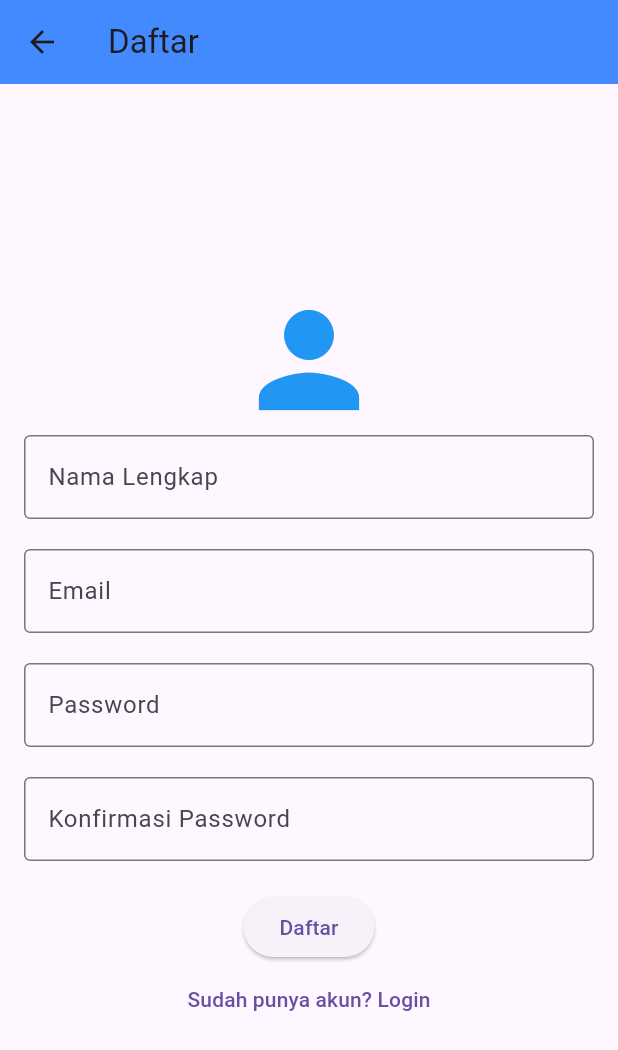
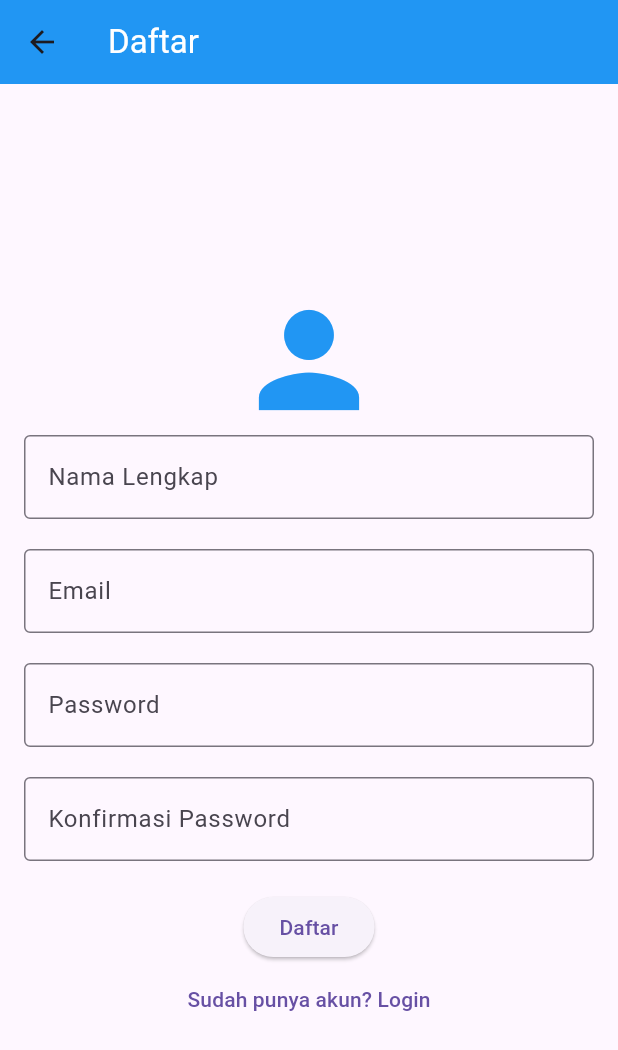
Before and after one commit to putrafir/flutter_kuliah_login_register, a Flutter app: the screen it shows after launch, after a tap on "Login", after a tap on "Belum punya akun? -> Register", on a phone screen of 412 x 824 dp. Shown: the top 1050 px of the screen. Run offline on Flutter 3.47's test engine with Material 3 defaults, Android fonts, the phone set to English and light mode, and no system bars.

Commit message:
selesai menggunakan data static untuk login

```diff
--- a/lib/login_page.dart
+++ b/lib/login_page.dart
@@ -19,7 +19,10 @@ class _LoginPageState extends State<LoginPage> {
 
     return Scaffold(
       appBar: AppBar(
-        title: Text('Login'),
+        title: Text(
+          'Login',
+          style: TextStyle(color: Colors.white),
+        ),
         backgroundColor: Colors.blue,
       ),
       body: Padding(
@@ -81,12 +84,23 @@ class _LoginPageState extends State<LoginPage> {
                   if (formKey.currentState!.validate()) {
                     if (emailController.text == staticEmail &&
                         passwordController.text == staticPassword) {
-                      Navigator.pushNamed(context, '/home');
+                      Navigator.pushNamed(context, '/home', arguments: {
+                        'email': emailController.text,
+                        'password': passwordController.text
+                      });
+                    } else {
+                      ScaffoldMessenger.of(context).showSnackBar(SnackBar(
+                          content: Text(
+                        'Email atau password salah',
+                        textAlign: TextAlign.center,
+                      )));
                     }
                   } else {
                     ScaffoldMessenger.of(context).showSnackBar(const SnackBar(
                         content: Text(
-                            'Email dan password harus di isi dengan benar')));
+                      'Email dan password harus di isi dengan benar',
+                      textAlign: TextAlign.center,
+                    )));
                   }
                 },
                 child: const Text('Login'),
--- a/lib/register_page.dart
+++ b/lib/register_page.dart
@@ -1,15 +1,31 @@
 import 'package:flutter/material.dart';
 
-class RegisterPage extends StatelessWidget {
+class RegisterPage extends StatefulWidget {
+  @override
+  State<RegisterPage> createState() => _RegisterPageState();
+}
+
+class _RegisterPageState extends State<RegisterPage> {
   @override
   Widget build(BuildContext context) {
+    final formKey = GlobalKey<FormState>();
+    final namaLengkapController = TextEditingController();
+    final emailController = TextEditingController();
+    final passwordController = TextEditingController();
+    final confirmPasswordController = TextEditingController();
+
     return Scaffold(
       appBar: AppBar(
-        title: Text('Daftar'),
-        backgroundColor: Colors.blueAccent,
+        title: Text(
+          'Daftar',
+          style: TextStyle(color: Colors.white),
+        ),
+        backgroundColor: Colors.blue,
       ),
       body: Padding(
         padding: const EdgeInsets.all(16.0),
+        child: Form(
+          key: formKey,
           child: Column(
             mainAxisAlignment: MainAxisAlignment.center,
             children: [
@@ -18,38 +34,75 @@ class RegisterPage extends StatelessWidget {
                 color: Colors.blue,
                 size: 100,
               ),
-            TextField(
+              TextFormField(
                 decoration: InputDecoration(
                   labelText: 'Nama Lengkap',
                   border: OutlineInputBorder(),
                 ),
+                validator: (value) {
+                  if (value == null || value.isEmpty) {
+                    return 'Nama Lengkap tidak boleh kosong';
+                  }
+                  return null;
+                },
               ),
               SizedBox(height: 20),
-            TextField(
+              TextFormField(
                 decoration: InputDecoration(
                   labelText: 'Email',
                   border: OutlineInputBorder(),
                 ),
+                validator: (value) {
+                  if (value == null || value.isEmpty) {
+                    return 'Email tidak boleh kosong';
+                  }
+                  if (!RegExp(r'^[^@]+@[^@]+\.[^@]+').hasMatch(value)) {
+                    return 'Masukkan email yang valid';
+                  }
+                  return null;
+                },
               ),
               SizedBox(height: 20),
-            TextField(
+              TextFormField(
                 decoration: InputDecoration(
                   labelText: 'Password',
                   border: OutlineInputBorder(),
                 ),
+                validator: (value) {
+                  if (value == null || value.isEmpty) {
+                    return 'Password tidak boleh kosong';
+                  }
+                  if (value.length < 6) {
+                    return 'Password harus memiliki minimal 6 karakter';
+                  }
+                  return null;
+                },
                 obscureText: true,
               ),
               SizedBox(height: 20),
-            TextField(
+              TextFormField(
                 decoration: InputDecoration(
                   labelText: 'Konfirmasi Password',
                   border: OutlineInputBorder(),
                 ),
+                validator: (value) {
+                  if (value == null || value.isEmpty) {
+                    return 'Password tidak boleh kosong';
+                  }
+                  if (value != passwordController.text) {
+                    return 'Password tidak cocok';
+                  }
+                  return null;
+                },
                 obscureText: true,
               ),
               SizedBox(height: 20),
               ElevatedButton(
-              onPressed: () {},
+                onPressed: () {
+                  if (formKey.currentState!.validate()) {
+                    Navigator.pushNamed(context, '/');
+                  }
+                },
                 child: Text('Daftar'),
               ),
               TextButton(
@@ -61,6 +114,7 @@ class RegisterPage extends StatelessWidget {
             ],
           ),
         ),
+      ),
     );
   }
 }
```
Also changed, not shown: lib/home_page.dart (+32 -5 lines). Lines whose indentation alone changed are shown as unchanged.
